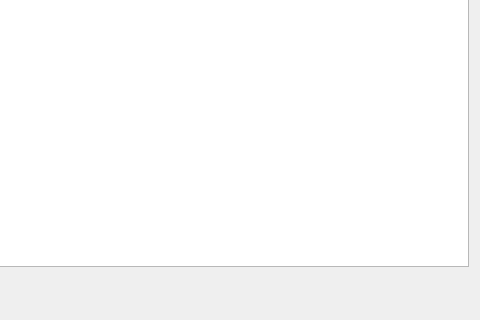
The window that data/organizations.ui (SumoLogic/sumologictoolbox) describes before a commit, drawn with Qt 5; both pictures show x 816 to 1296 and y 458 to 778 of the 1296 by 778 pixel window.
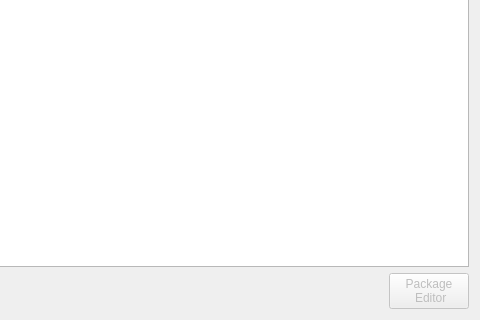
The same window after the commit.

Diff of the .ui file:
```diff
--- a/data/organizations.ui
+++ b/data/organizations.ui
@@ -139,6 +139,23 @@
        </property>
       </spacer>
      </item>
+     <item>
+      <widget class="QPushButton" name="pushButtonPackageEditor">
+       <property name="enabled">
+        <bool>false</bool>
+       </property>
+       <property name="sizePolicy">
+        <sizepolicy hsizetype="Preferred" vsizetype="Preferred">
+         <horstretch>0</horstretch>
+         <verstretch>0</verstretch>
+        </sizepolicy>
+       </property>
+       <property name="text">
+        <string>Package
+ Editor</string>
+       </property>
+      </widget>
+     </item>
     </layout>
    </item>
   </layout>
```
